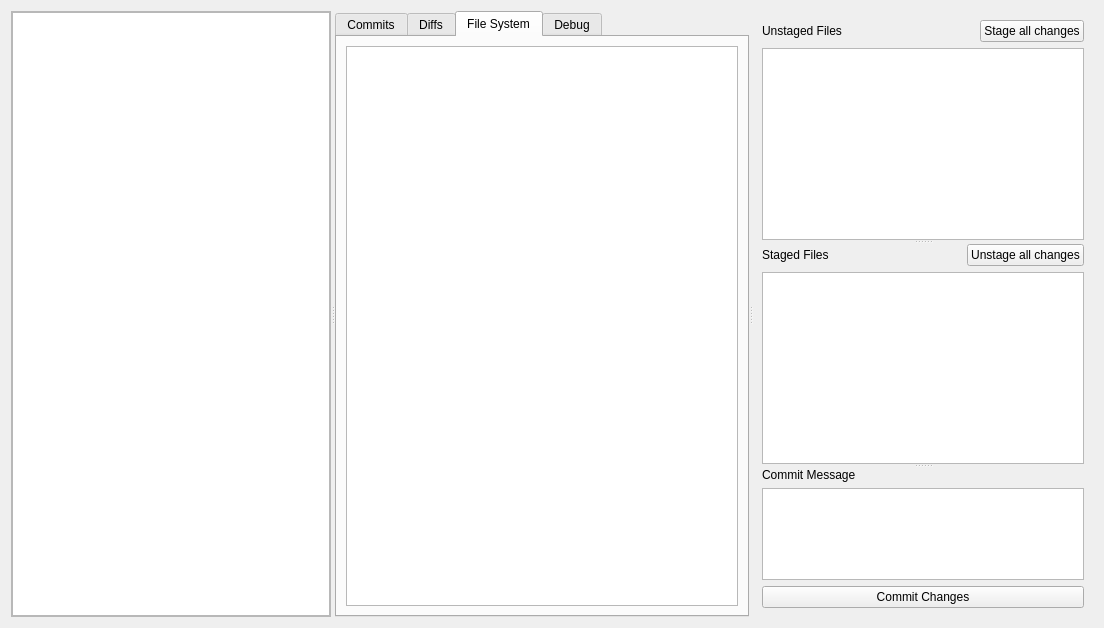
StevePunak/KanoopGit, file src/repositorywidget.ui: the form before one commit.
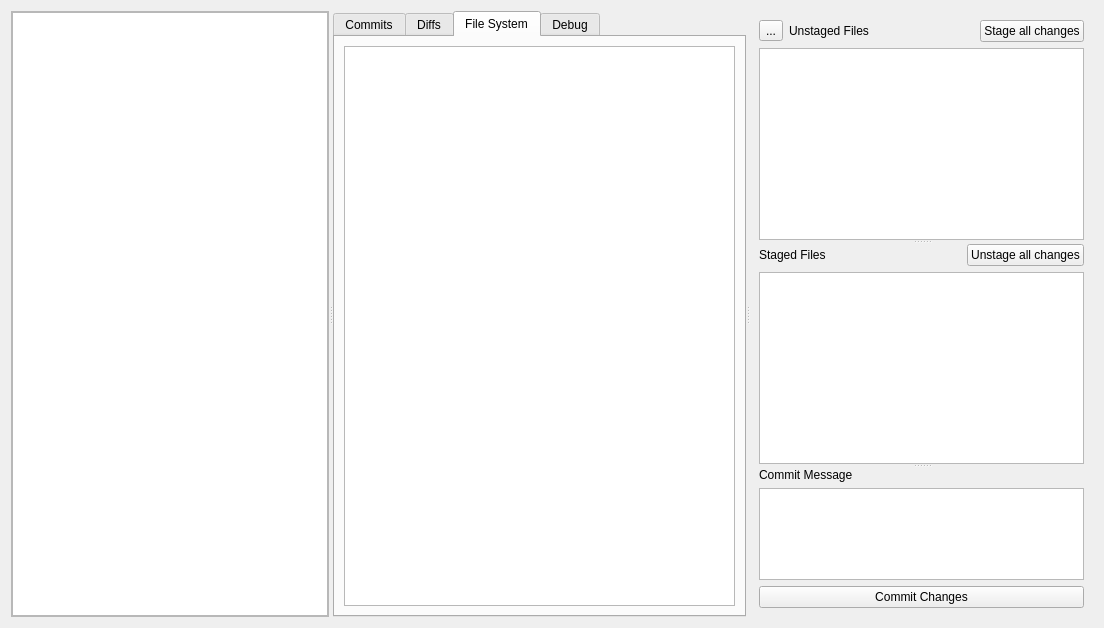
The form after the commit. Icons and pictures are not drawn. Custom widgets are drawn as their Qt base class.

The edit to the form file:
```diff
--- a/src/repositorywidget.ui
+++ b/src/repositorywidget.ui
@@ -566,6 +566,17 @@
            <layout class="QVBoxLayout" name="verticalLayout_10">
             <item>
              <layout class="QHBoxLayout" name="horizontalLayout_2">
+              <item>
+               <widget class="QToolButton" name="pushDiscardUnstaged">
+                <property name="text">
+                 <string>...</string>
+                </property>
+                <property name="icon">
+                 <iconset resource="gitassets.qrc">
+                  <normaloff>:/assets/trash.png</normaloff>:/assets/trash.png</iconset>
+                </property>
+               </widget>
+              </item>
               <item>
                <widget class="QLabel" name="label_11">
                 <property name="text">
```
Left out of the diff: 56 changed lines with no effect on the pictures.
